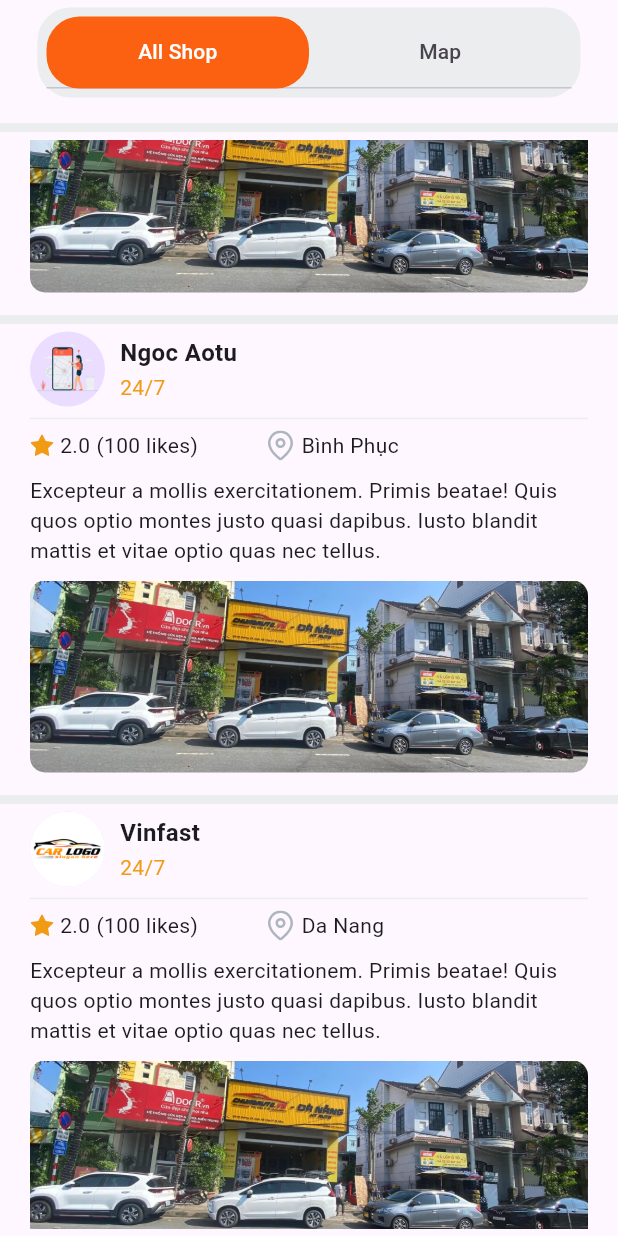
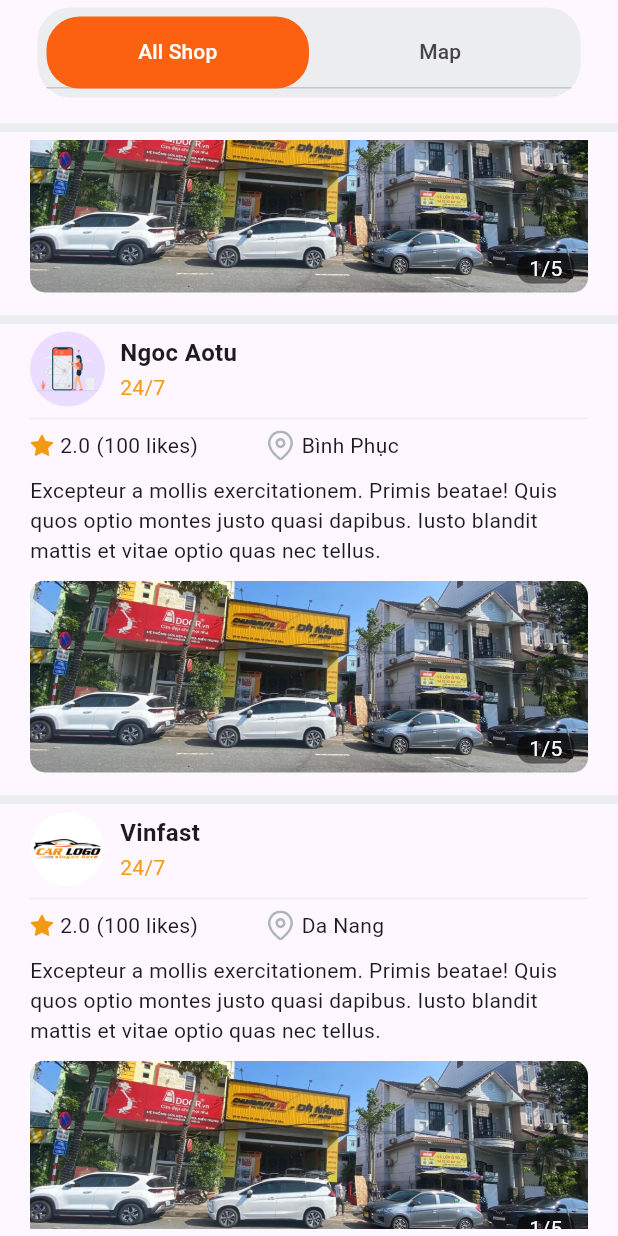
Before and after one commit to huynhngochiu0201/Car_flutter, a Flutter app: the HomePage screen opened directly, scrolled down 1152 dp, on a phone screen of 412 x 824 dp. Run offline on Flutter 3.47's test engine with Material 3 defaults, Android fonts, the phone set to English and light mode, and no system bars; our stand-ins replace flutter_svg, pin_code_fields, shared_preferences; accounts and stored records are empty.

Commit message:
update index for image

```diff
--- a/lib/manage/user/pages/home/home_page.dart
+++ b/lib/manage/user/pages/home/home_page.dart
@@ -14,6 +14,7 @@
 class _HomePageState extends State<HomePage>
     with SingleTickerProviderStateMixin {
   late TabController tabController;
+  int pageViewindex = 0;
 
   @override
   void initState() {
@@ -125,6 +126,11 @@
                               child: Stack(
                                 children: [
                                   PageView(
+                                    onPageChanged: (value) {
+                                      setState(() {
+                                        pageViewindex = value;
+                                      });
+                                    },
                                     children: [
                                       ...List.generate(post.image?.length ?? 0,
                                           (index) {
@@ -143,6 +149,24 @@
                                       }),
                                     ],
                                   ),
+                                  Positioned(
+                                    bottom: 6,
+                                    right: 9,
+                                    child: Container(
+                                      padding: const EdgeInsets.symmetric(
+                                          horizontal: 8.0),
+                                      decoration: BoxDecoration(
+                                        borderRadius:
+                                            BorderRadius.circular(9.0),
+                                        color: Colors.black.withOpacity(0.5),
+                                      ),
+                                      child: Text(
+                                        '${pageViewindex + 1}/${post.image?.length ?? 0}',
+                                        style: const TextStyle(
+                                            color: Colors.white),
+                                      ),
+                                    ),
+                                  )
                                 ],
                               ),
                             ),
```
